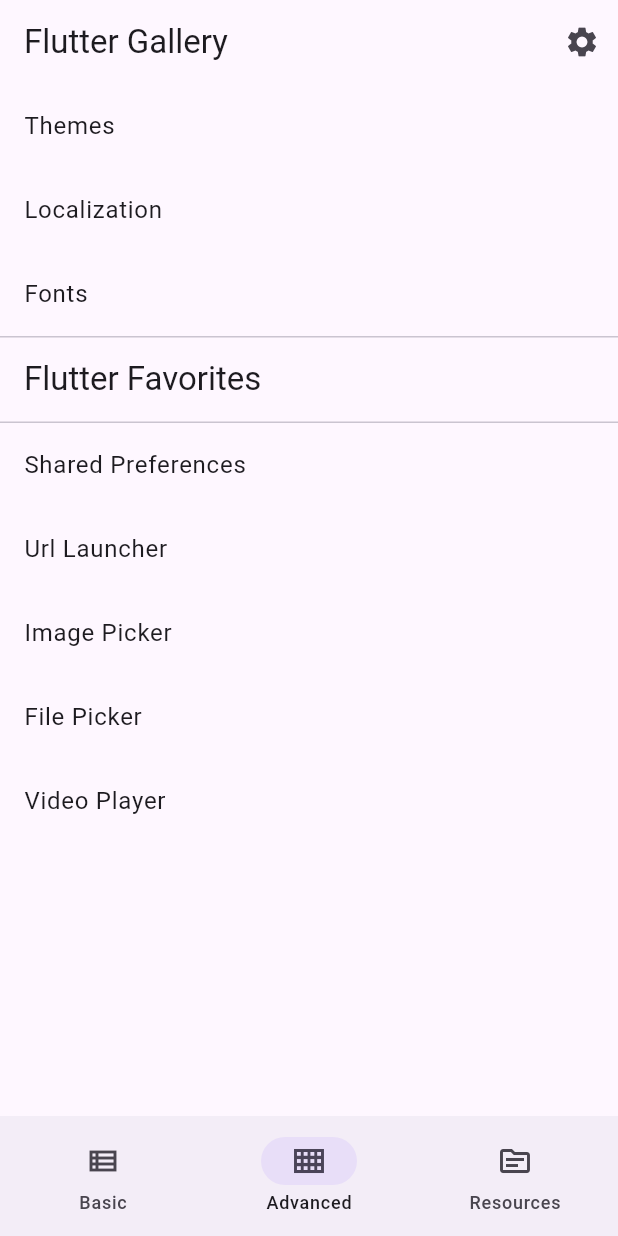
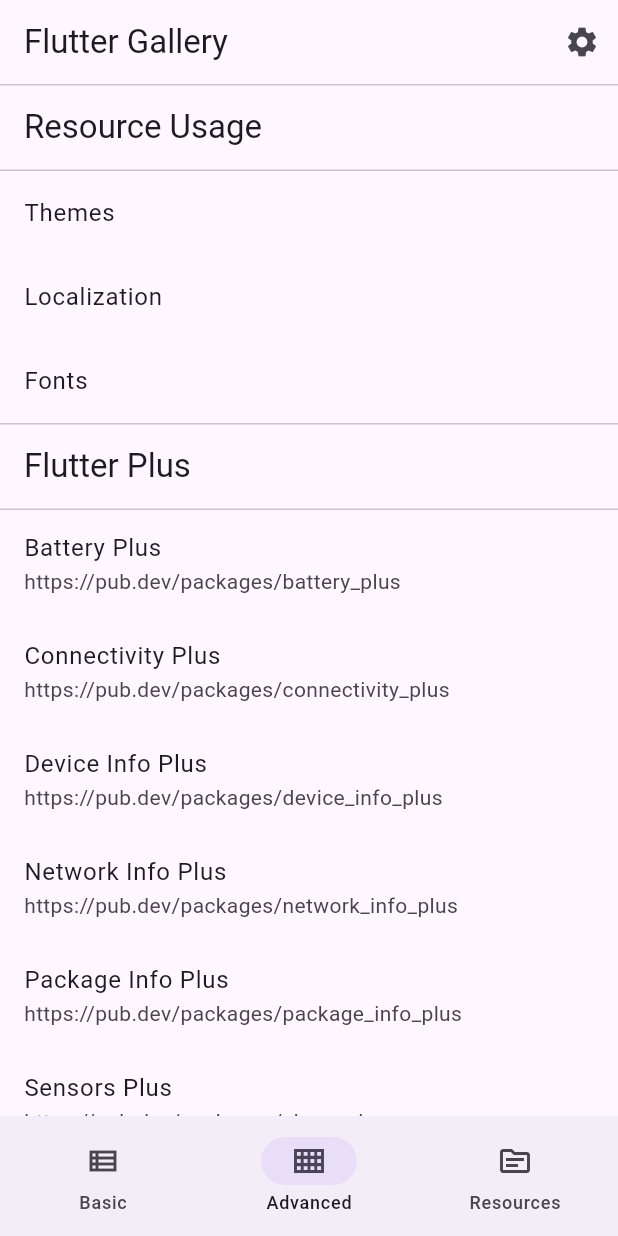
Before and after one commit to sagar2093/basic_flutter, a Flutter app: the screen it shows after launch, item 2 of the bottom bar chosen, on a phone screen of 412 x 824 dp. Run offline on Flutter 3.47's test engine with Material 2 defaults, Android fonts, the phone set to English and light mode, and no system bars; generated files the repository leaves out were written again.

Commit message:
update adavance content list

```diff
--- a/lib/src/ui/components/text_input_content.dart
+++ b/lib/src/ui/components/text_input_content.dart
@@ -161,7 +161,7 @@ class _TextFieldsState extends State<TextFields> {
                 decoration: InputDecoration(
                   prefixIcon: const Icon(Icons.search),
                   suffixIcon: _ClearButton(controller: _controllerOutlined),
-                  labelText: 'Disabled',
+                  labelText: 'Dicsabled',
                   hintText: 'hint text',
                   helperText: 'supporting text',
                   border: const OutlineInputBorder(),
--- a/lib/src/ui/dashboard_screen.dart
+++ b/lib/src/ui/dashboard_screen.dart
@@ -74,16 +74,65 @@ class AdvancedContent extends StatelessWidget {
   Widget build(BuildContext context) {
     return ListView(
       children: const [
-        ListTile(title: Text("Themes")),
-        ListTile(title: Text("Localization")),
-        ListTile(title: Text("Fonts")),
+        GroupHeader("Resource Usage"),
         ...[
-          GroupHeader("Flutter Favorites"),
+          ListTile(title: Text("Themes")),
+          ListTile(title: Text("Localization")),
+          ListTile(title: Text("Fonts")),
+        ],
+        ...[
+          GroupHeader("Flutter Plus"),
+          ListTile(
+            title: Text("Battery Plus"),
+            subtitle: Text("https://pub.dev/packages/battery_plus"),
+          ),
+          ListTile(
+            title: Text("Connectivity Plus"),
+            subtitle: Text("https://pub.dev/packages/connectivity_plus"),
+          ),
+          ListTile(
+            title: Text("Device Info Plus"),
+            subtitle: Text("https://pub.dev/packages/device_info_plus"),
+          ),
+          ListTile(
+            title: Text("Network Info Plus"),
+            subtitle: Text("https://pub.dev/packages/network_info_plus"),
+          ),
+          ListTile(
+            title: Text("Package Info Plus"),
+            subtitle: Text("https://pub.dev/packages/package_info_plus"),
+          ),
+          ListTile(
+            title: Text("Sensors Plus"),
+            subtitle: Text("https://pub.dev/packages/share_plus"),
+          ),
+          ListTile(
+            title: Text("Share Plus"),
+            subtitle: Text("https://pub.dev/packages/sensors_plus"),
+          ),
+          ListTile(
+            title: Text("Android Alarm Manager Plus"),
+            subtitle:
+                Text("https://pub.dev/packages/android_alarm_manager_plus"),
+          ),
+          ListTile(
+            title: Text("Android Intent Plus"),
+            subtitle: Text("https://pub.dev/packages/android_intent_plus"),
+          ),
+        ],
+        ...[
+          GroupHeader("Flutter Favorites (Selected Only)"),
           ListTile(title: Text("Shared Preferences")),
           ListTile(title: Text("Url Launcher")),
           ListTile(title: Text("Image Picker")),
           ListTile(title: Text("File Picker")),
           ListTile(title: Text("Video Player")),
+          ListTile(title: Text("Flutter Local Notifications")),
+          ListTile(title: Text("Auto Size Text")),
+          ListTile(title: Text("Flutter Slidable")),
+          ListTile(title: Text("Infinite Scroll Pagination")),
+          ListTile(title: Text("Drift")),
+
         ],
       ],
     );
```
